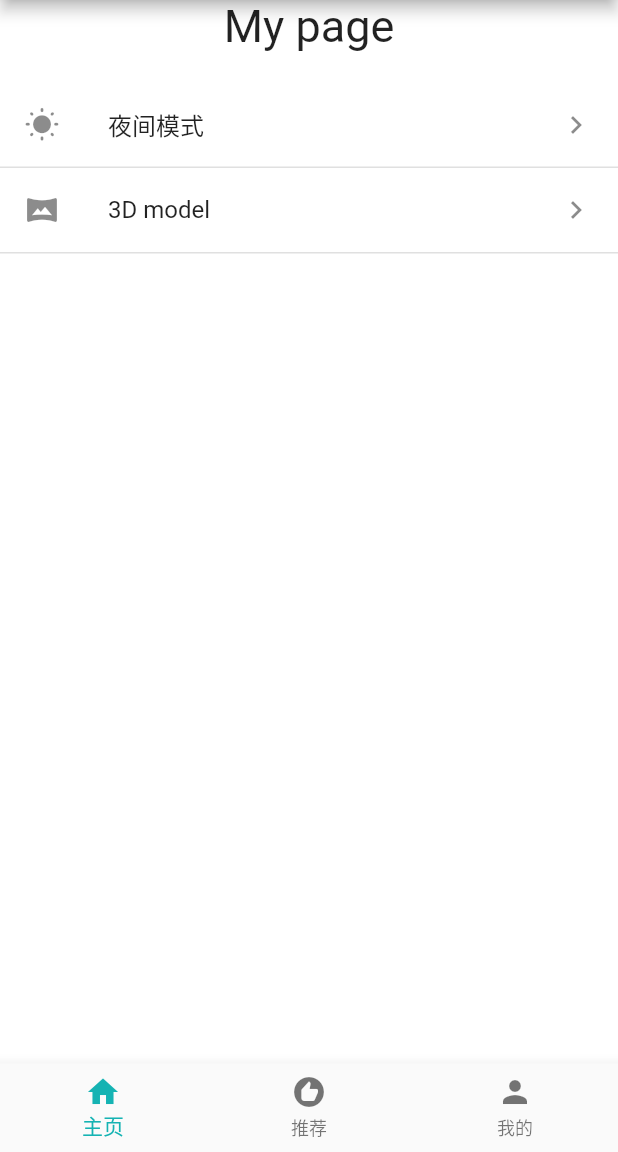
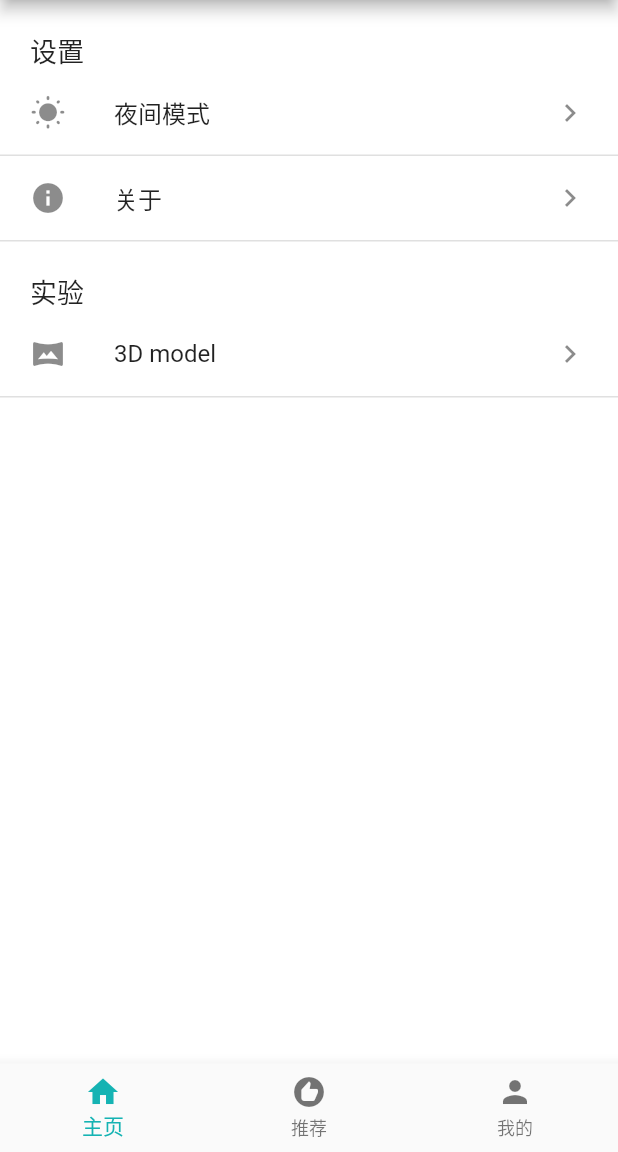
Before and after one commit to ChangQing666/flutter_exercise, a Flutter app: the screen it shows after launch, swiped to page 3, on a phone screen of 412 x 824 dp, the part 84-1236 px from its top. Run offline on Flutter 3.47's test engine with Material 2 defaults, Android fonts, the phone set to English and light mode, and no system bars; our stand-ins replace dio, go_router, shared_preferences; missing offline and left inert: model_viewer_plus; network calls fail.

Commit message:
feat:consumer,selector performance

```diff
--- a/lib/pages/home_page.dart
+++ b/lib/pages/home_page.dart
@@ -20,17 +20,14 @@ class _HomePageState extends State<HomePage> {
 
   @override
   Widget build(BuildContext context) {
-    ThemeProvider themeProvider = context.watch<ThemeProvider>();
-    IconData icon = themeProvider.isDark()
-        ? Icons.nightlight_round
-        : Icons.wb_sunny_rounded;
-
     return Scaffold(
         appBar: AppBar(
           title: const Text('Flutter Provider'),
           actions: [
             IconButton(
-              icon: Icon(icon),
+              icon: Icon(context.watch<ThemeProvider>().isDark()
+                  ? Icons.nightlight_round
+                  : Icons.wb_sunny_rounded),
               onPressed: () {
                 context.pushNamed('dark_mode');
               },
@@ -87,7 +84,33 @@ class _HomePageState extends State<HomePage> {
             onPressed: () {
               context.pushNamed('dark_mode');
             },
-            child: const Text('Go to Dark page'),
+            child: const Text('Go to Dark_Mode page',
+                style: TextStyle(fontSize: 20)),
+          ),
+          ElevatedButton(
+            onPressed: () {
+              context.pushNamed('book_page');
+            },
+            child: const Text('Go to book_page page',
+                style: TextStyle(fontSize: 20)),
+          ),
+          ElevatedButton(
+            onPressed: () {
+              context.pushNamed('count_rebuild');
+            },
+            child: const Text('Go to count_rebuild page'),
+          ),
+          ElevatedButton(
+            onPressed: () {
+              context.pushNamed('selector_rebuild');
+            },
+            child: const Text('Go to selector_rebuild page'),
+          ),
+          ElevatedButton(
+            onPressed: () {
+              context.pushNamed('selector');
+            },
+            child: const Text('Go to selector page'),
           ),
           ElevatedButton(
             onPressed: () {
@@ -118,12 +141,6 @@ class _HomePageState extends State<HomePage> {
               context.pushNamed('stream_provider');
             },
             child: const Text('Go to stream page'),
-          ),
-          ElevatedButton(
-            onPressed: () {
-              context.pushNamed('book_page');
-            },
-            child: const Text('Go to book_page page'),
           ),
         ],
       ),
--- a/lib/pages/my_page.dart
+++ b/lib/pages/my_page.dart
@@ -21,11 +21,13 @@ class _MyPageState extends State<MyPage> {
     return Scaffold(
         // appBar: AppBar(title: const Text('My page')),
         body: Column(
-      // crossAxisAlignment: CrossAxisAlignment.stretch,
       mainAxisAlignment: MainAxisAlignment.start,
+      crossAxisAlignment: CrossAxisAlignment.start,
       children: [
-        const Text('My page', style: TextStyle(fontSize: 30)),
-        const SizedBox(height: 20),
+        const Padding(
+          padding: EdgeInsets.only(top: 20, left: 20),
+          child: Text('设置', style: TextStyle(fontSize: 18)),
+        ),
         ListTile(
           leading: Icon(darkModeIcon),
           title: const Text('夜间模式'),
@@ -35,17 +37,33 @@ class _MyPageState extends State<MyPage> {
           trailing: const Icon(Icons.navigate_next),
           shape:
               const Border(bottom: BorderSide(width: 1, color: Colors.black12)),
+          contentPadding: const EdgeInsets.symmetric(horizontal: 20),
         ),
         ListTile(
-          leading: const Icon(Icons.vrpano),
-          title: const Text('3D model'),
+          leading: const Icon(Icons.info),
+          title: const Text('关于'),
           onTap: () {
-            context.pushNamed('model_view');
+            context.pushNamed('dark_mode');
           },
           trailing: const Icon(Icons.navigate_next),
           shape:
               const Border(bottom: BorderSide(width: 1, color: Colors.black12)),
+          contentPadding: const EdgeInsets.symmetric(horizontal: 20),
         ),
+        const Padding(
+          padding: EdgeInsets.only(top: 20, left: 20),
+          child: Text('实验', style: TextStyle(fontSize: 18)),
+        ),
+        ListTile(
+            leading: const Icon(Icons.vrpano),
+            title: const Text('3D model'),
+            onTap: () {
+              context.pushNamed('model_view');
+            },
+            trailing: const Icon(Icons.navigate_next),
+            shape: const Border(
+                bottom: BorderSide(width: 1, color: Colors.black12)),
+            contentPadding: const EdgeInsets.symmetric(horizontal: 20)),
       ],
     ));
   }
--- a/lib/provider/app_provider.dart
+++ b/lib/provider/app_provider.dart
@@ -1,4 +1,6 @@
 import 'package:flutter_provider/provider/count_provider.dart';
+import 'package:flutter_provider/provider/selector_provider.dart';
+import 'package:flutter_provider/provider/selector_rebuild_provider.dart';
 import 'package:flutter_provider/provider/stream_provider.dart';
 import 'package:flutter_provider/provider/theme_provider.dart';
 import 'package:flutter_provider/provider/future_provider.dart';
@@ -18,6 +20,10 @@ List<SingleChildWidget> appProviders = [
     create: (_) => BookManagerModel(BookModel()),
     update: (_, bookModel, bookManagerModel) => BookManagerModel(bookModel),
   ),
+  // selector
+  ChangeNotifierProvider(create: (_) => UserModel()),
+  ChangeNotifierProvider(create: (_) => NumberProvider()),
+  // futureProvider
   FutureProvider<Person>(
       create: (_) {
         return Future.delayed(const Duration(seconds: 2),
--- a/lib/routes/routers.dart
+++ b/lib/routes/routers.dart
@@ -1,6 +1,9 @@
 import 'package:flutter/material.dart';
 import 'package:flutter_provider/pages/book_page.dart';
+import 'package:flutter_provider/pages/count_rebuild_page.dart';
 import 'package:flutter_provider/pages/future_provider_page.dart';
+import 'package:flutter_provider/pages/selector_page.dart';
+import 'package:flutter_provider/pages/selector_rebuild_page.dart';
 import 'package:flutter_provider/pages/stream_provider_page.dart';
 import 'package:go_router/go_router.dart';
 import 'package:flutter_provider/pages/dark_mode_page.dart';
@@ -39,6 +42,27 @@ final GoRouter appRouter = GoRouter(
           },
         ),
       ],
+    ),
+    GoRoute(
+      name: 'count_rebuild',
+      path: '/count_rebuild',
+      builder: (BuildContext context, GoRouterState state) {
+        return const CountRebuildPage();
+      },
+    ),
+    GoRoute(
+      name: 'selector_rebuild',
+      path: '/selector_rebuild',
+      builder: (BuildContext context, GoRouterState state) {
+        return const SelectorRebuildPage();
+      },
+    ),
+    GoRoute(
+      name: 'selector',
+      path: '/selector',
+      builder: (BuildContext context, GoRouterState state) {
+        return const SelectorPage();
+      },
     ),
     GoRoute(
       name: 'list',
```
Also changed, not shown: lib/pages/count_rebuild_page.dart (added, +108 -0 lines), lib/pages/selector.dart (added, +8 -0 lines), lib/pages/selector_page.dart (added, +38 -0 lines), lib/pages/selector_rebuild_page.dart (added, +102 -0 lines), lib/provider/selector_provider.dart (added, +15 -0 lines), lib/provider/selector_rebuild_provider.dart (added, +24 -0 lines). Lines whose indentation alone changed are shown as unchanged.
